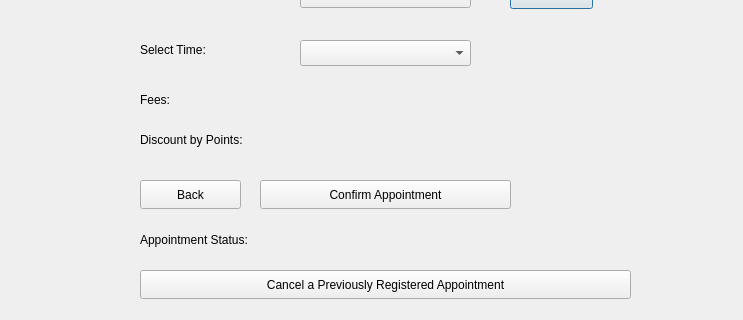
KirolousFouty/Hospital_Project, file bookappointmentwindow.ui: the form before one commit; both pictures show x 0 to 743 and y 230 to 550 of the 743 by 550 pixel window.
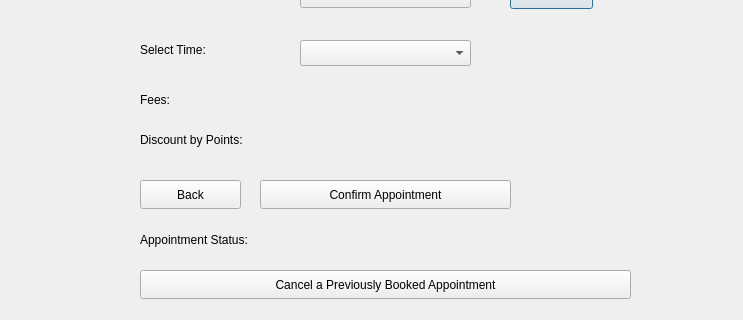
The form after the commit.

Commit message: - Added ContactUsWindow (complaints and suggestions) - blood test fees - search -> doctor's dep - save not edit - user edit - edit name in database - cancel a booked / registered - clear box after cancellation - return fees to balance - Email# before cancelled app

Patch:
```diff
--- a/bookappointmentwindow.ui
+++ b/bookappointmentwindow.ui
@@ -231,7 +231,7 @@
     </rect>
    </property>
    <property name="text">
-    <string>Cancel a Previously Registered Appointment</string>
+    <string>Cancel a Previously Booked Appointment</string>
    </property>
   </widget>
  </widget>
```
The commit also changes 19 other files.
